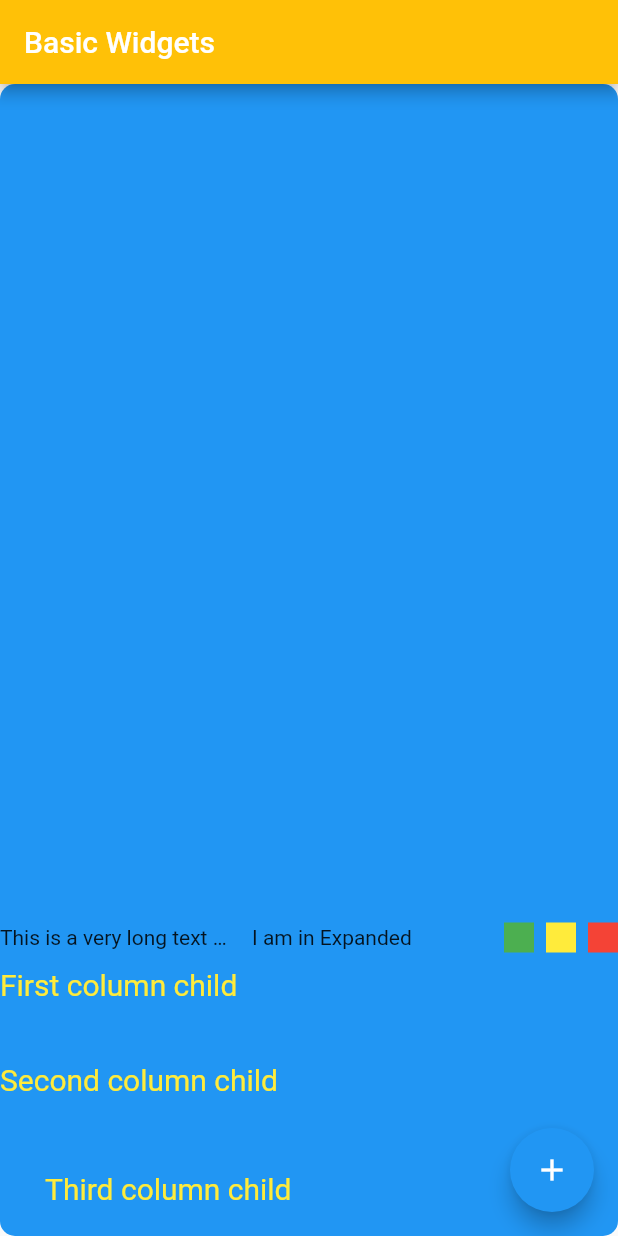
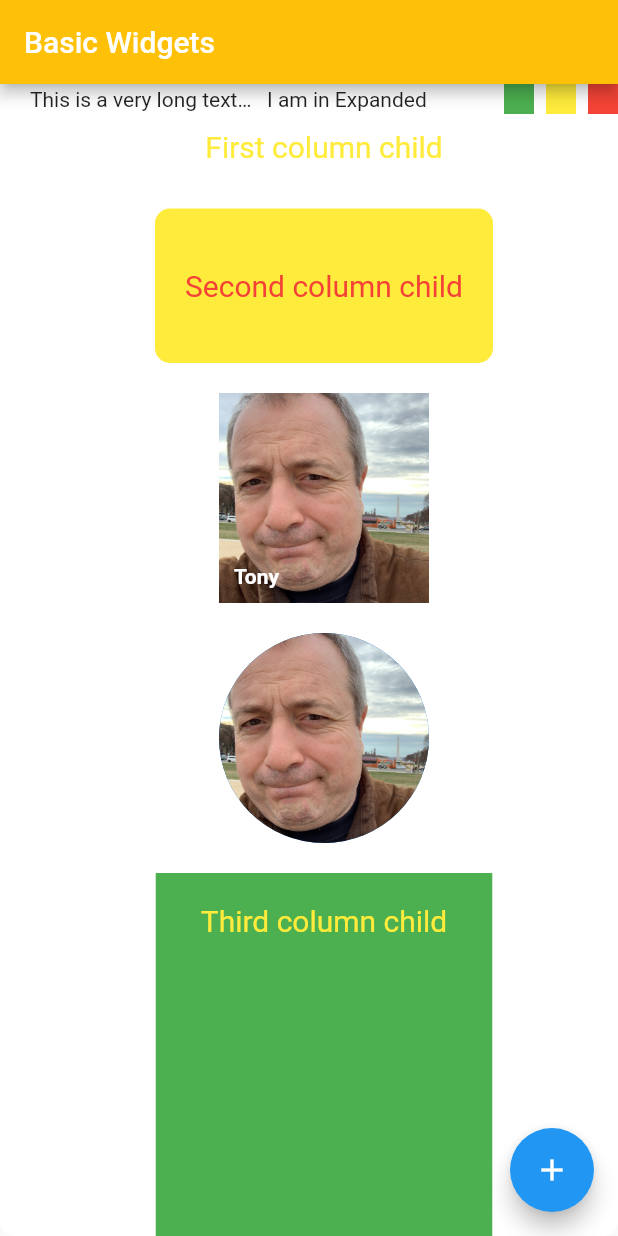
Before and after one commit to atanashristov/flutter-and-dart-zero-to-mastery, a Flutter app: the screen it shows after launch, on a phone screen of 412 x 824 dp. Run offline on Flutter 3.47's test engine with Material 2 defaults, Android fonts, the phone set to English and light mode, and no system bars.

Commit message:
#5: Flutter: 47: SingleChildScrollView

```diff
--- a/code/section5-flutter_basics/basic_widgets/lib/main.dart
+++ b/code/section5-flutter_basics/basic_widgets/lib/main.dart
@@ -76,14 +76,16 @@ class ColumnsExample extends StatelessWidget {
       child: Container(
         // height: 200,
         // width: 200,
+        padding: const EdgeInsets.only(left: 20),
         decoration: BoxDecoration(
-          color: Colors.blue,
+          color: Colors.white,
           borderRadius: BorderRadius.circular(10),
         ),
+        child: SingleChildScrollView(
+          physics: const BouncingScrollPhysics(),
           child: Column(
             mainAxisSize: MainAxisSize.max,
-          mainAxisAlignment: MainAxisAlignment.end,
-          crossAxisAlignment: CrossAxisAlignment.start,
+            crossAxisAlignment: CrossAxisAlignment.center,
             children: [
               Row(
                 mainAxisAlignment: MainAxisAlignment.start,
@@ -129,18 +131,56 @@ class ColumnsExample extends StatelessWidget {
               ),
               const SizedBox(height: 20),
               Container(
-              padding: const EdgeInsets.symmetric(vertical: 10),
+                padding: const EdgeInsets.symmetric(vertical: 40, horizontal: 20),
+                decoration: BoxDecoration(
+                  color: Colors.yellow,
+                  borderRadius: BorderRadius.circular(10),
+                ),
                 child: const Text(
                   'Second column child',
                   style: TextStyle(
-                  color: Colors.yellow,
+                    color: Colors.red,
                     fontSize: 20,
                   ),
                 ),
               ),
               const SizedBox(height: 20),
+              Stack(
+                children: [
+                  SizedBox(
+                    height: 140,
+                    width: 140,
+                    child: Image.asset(
+                      'assets/images/tony.jpg',
+                      fit: BoxFit.cover,
+                    ),
+                  ),
+                  const Positioned(
+                    bottom: 10,
+                    left: 10,
+                    child: Text(
+                      'Tony',
+                      style: TextStyle(
+                        color: Colors.white,
+                        fontWeight: FontWeight.bold,
+                      ),
+                    ),
+                  ),
+                ],
+              ),
+              const SizedBox(height: 20),
+              const SizedBox(
+                height: 140,
+                width: 140,
+                child: CircleAvatar(
+                  backgroundImage: AssetImage('assets/images/tony.jpg'),
+                ),
+              ),
+              const SizedBox(height: 20),
               Container(
+                height: 500,
                 padding: const EdgeInsets.symmetric(vertical: 20),
+                color: Colors.green,
                 child: const Padding(
                   padding: EdgeInsets.symmetric(horizontal: 30),
                   child: Text(
@@ -152,7 +192,10 @@ class ColumnsExample extends StatelessWidget {
                   ),
                 ),
               ),
+              // SingleChildScrollView CAN ONLY contain element with fixed size
+              // const Expanded(child: Text('Hi')),
             ],
+          ),
         ),
       ),
     );
```
Also changed, not shown: code/section5-flutter_basics/basic_widgets/pubspec.yaml (+4 -6 lines), code/section5-flutter_basics/basic_widgets/assets/images/tony.jpg (added), 1 other file. Lines whose indentation alone changed are shown as unchanged.
